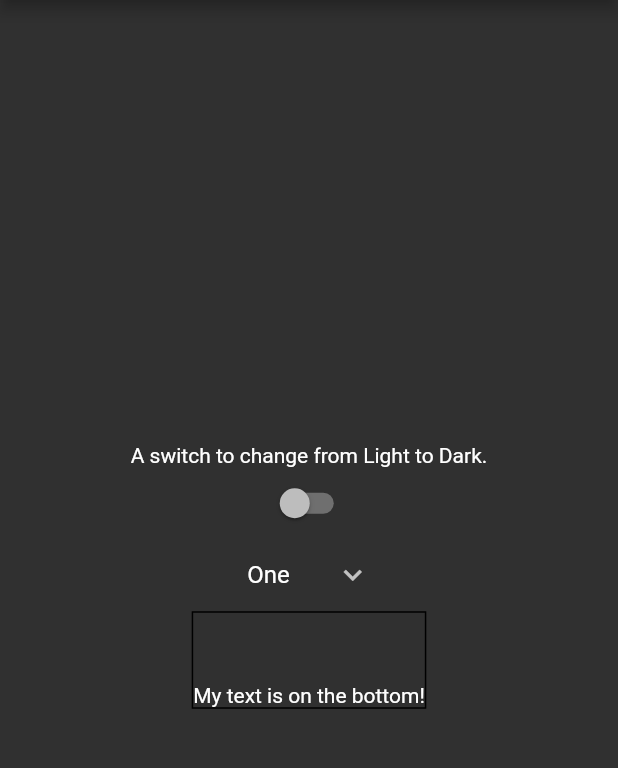
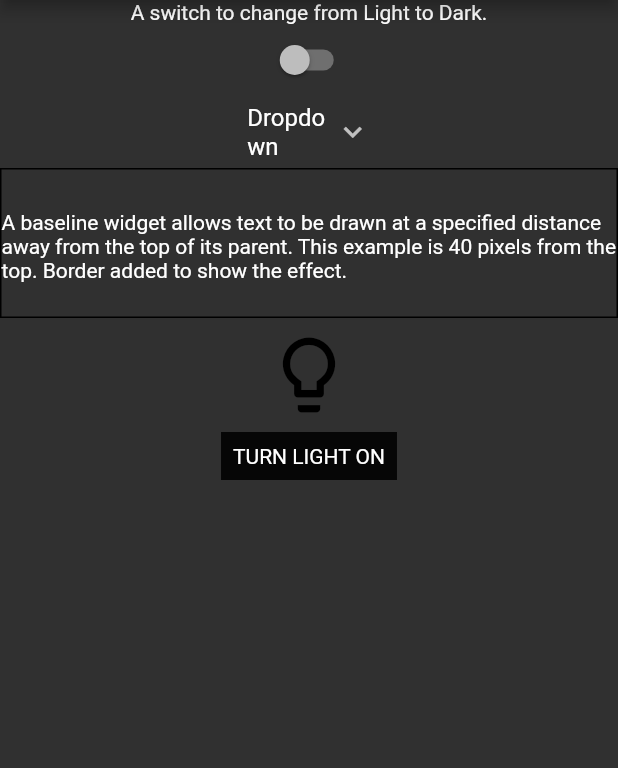
Before and after one commit to javineya/flutter_library, a Flutter app: the screen it shows after launch, on a phone screen of 412 x 824 dp, the part 84-852 px from its top. Run offline on Flutter 3.47's test engine with Material 2 defaults, Android fonts, the phone set to English and light mode, and no system bars.

Commit message:
2 more widgets

```diff
--- /dev/null
+++ b/lib/Widgets/Interaction Models/gesture_detector.dart
@@ -0,0 +1,54 @@
+import 'package:flutter/material.dart';
+/*
+  The GestureDetector is another well-named widget in the library. What isn't
+   clear from the name is how many different types of gestures this widget
+   can detect.
+
+   The GestureDetector is a state-altering widget that should be housed in a
+   Stateful widget and uses a gesture to change state.
+ */
+
+class MyGestureDetector extends StatefulWidget {
+  const MyGestureDetector({Key? key}) : super(key: key);
+
+  @override
+  State<MyGestureDetector> createState() => _MyGestureDetectorState();
+}
+
+class _MyGestureDetectorState extends State<MyGestureDetector> {
+  bool _lightIsOn = false;
+  @override
+  Widget build(BuildContext context) {
+    return Container(
+      alignment: FractionalOffset.center,
+      child: Column(
+        mainAxisAlignment: MainAxisAlignment.center,
+        children: <Widget>[
+          Padding(
+            padding: const EdgeInsets.all(8.0),
+            child: Icon(
+              Icons.lightbulb_outline,
+              color: _lightIsOn ? Colors.yellow.shade600 : Colors.black,
+              size: 60,
+            ),
+          ),
+          GestureDetector(
+            // onTap is a pretty basic gesture-based function; there are
+            // loads more options available for this widget
+            onTap: () {
+              setState(() {
+                _lightIsOn = !_lightIsOn;
+              });
+            },
+            child: Container(
+              color: Colors.black87,
+              padding: const EdgeInsets.all(8),
+              // Change button text when light changes state.
+              child: Text(_lightIsOn ? 'TURN LIGHT OFF' : 'TURN LIGHT ON'),
+            ),
+          ),
+        ],
+      ),
+    );
+  }
+}
--- a/lib/Widgets/Layout/baseline.dart
+++ b/lib/Widgets/Layout/baseline.dart
@@ -17,10 +17,14 @@ class MyBaseline extends StatelessWidget {
   Widget build(BuildContext context) {
     return Container(
       decoration: BoxDecoration(border: Border.all()),
+      height: 100.0,
       child: Baseline(
-          baseline: 60.0,
+          baseline: 40.0,
           baselineType: TextBaseline.alphabetic,
-          child: Text('My text is on the bottom!')),
+          child: Text('A baseline widget allows text to be drawn at a '
+              'specified distance away from the top of its parent. This '
+              'example is 40 pixels from the top. Border added to show the '
+              'effect.')),
     );
   }
 }
--- a/lib/Widgets/Material Components/dropdown_button.dart
+++ b/lib/Widgets/Material Components/dropdown_button.dart
@@ -14,7 +14,9 @@ class MyDropdownButton extends StatefulWidget {
 }
 
 class _MyDropdownButtonState extends State<MyDropdownButton> {
-  String dropdownValue = 'One';
+  // Dropdown's initial value. This value MUST match an item in the list
+  // created below.
+  String dropdownValue = 'Dropdown';
 
   @override
   Widget build(BuildContext context) {
@@ -30,7 +32,7 @@ class _MyDropdownButtonState extends State<MyDropdownButton> {
               dropdownValue = newValue!;
             });
           },
-          items: <String>['One', 'Two', 'Three', 'Four']
+          items: <String>['Dropdown', 'Button', 'Example']
               .map<DropdownMenuItem<String>>(
             (String value) {
               return DropdownMenuItem<String>(
--- /dev/null
+++ b/lib/Widgets/Styling/theme.dart
@@ -0,0 +1,22 @@
+import 'package:flutter/material.dart';
+
+/*
+  The Theme widget has two important uses:
+    1. To give the app an overall theme.
+    2. To give different themes to its child.
+
+  Importantly, the app-wide theme lives in the root of the app in main.dart.
+  You will see this in action if you look there.
+
+  The Theme widget in this file will be used to show the #2 usage, and give a
+   different theme to its child container.
+ */
+// TODO figure out how to make this work. Pain in the neck thus far.
+class MyTheme extends StatelessWidget {
+  const MyTheme({Key? key}) : super(key: key);
+
+  @override
+  Widget build(BuildContext context) {
+    return Container();
+  }
+}
--- a/lib/main.dart
+++ b/lib/main.dart
@@ -1,6 +1,9 @@
 import 'package:flutter/material.dart';
+import 'package:flutter/rendering.dart';
 import './Widgets/Material Components/dropdown_button.dart';
 import './Widgets/Layout/baseline.dart';
+import './Widgets/Interaction Models/gesture_detector.dart';
+import './Widgets/Styling/theme.dart';
 
 void main() {
   runApp(MyApp());
@@ -33,7 +36,9 @@ class _MyHomePageState extends State<MyHomePage> {
         appBar: AppBar(
           title: Text('Flutter Library'),
         ),
-        body: Center(
+        body: SingleChildScrollView(
+          scrollDirection: Axis.vertical,
+          child: Center(
             child: Column(
               mainAxisAlignment: MainAxisAlignment.center,
               children: <Widget>[
@@ -46,8 +51,11 @@ class _MyHomePageState extends State<MyHomePage> {
                       });
                     }),
                 MyDropdownButton(),
-              MyBaseline()
+                MyBaseline(),
+                MyGestureDetector(),
+                MyTheme(),
               ],
+            ),
           ),
         ),
       ),
```
Also changed, not shown: 1 other file. Lines whose indentation alone changed are shown as unchanged.
